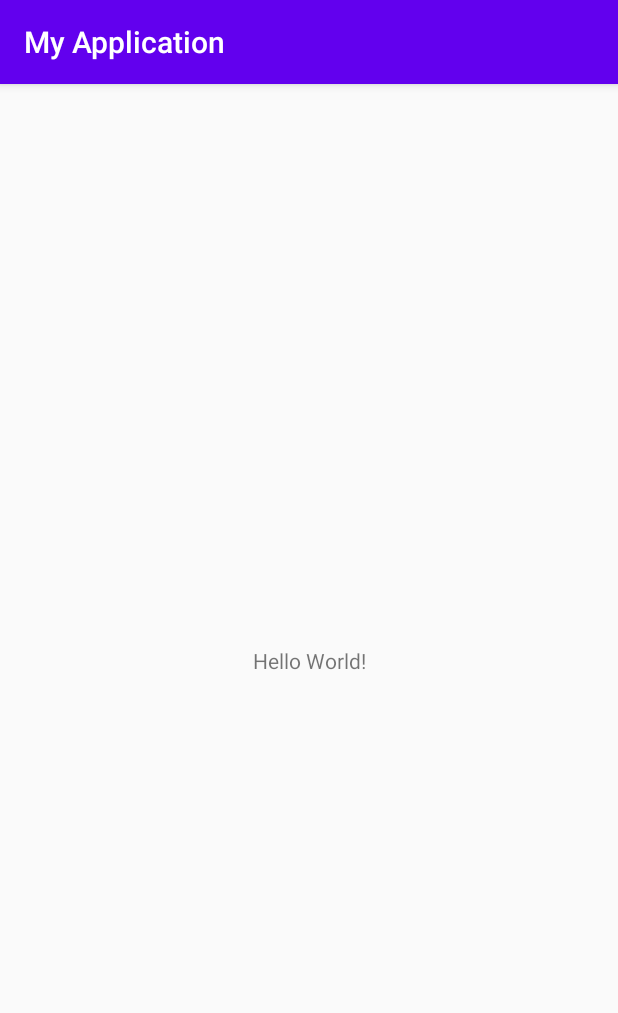
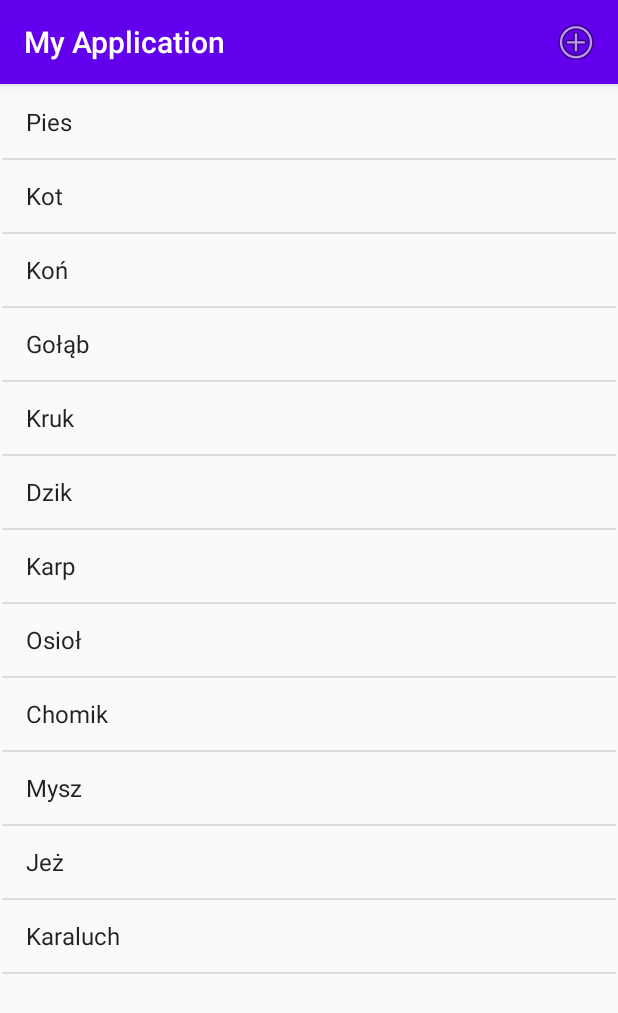
Before and after one commit to 94PID/TechnologieMobilne, an Android app: the screen it shows after launch (MainActivity), on a phone screen of 412 x 824 dp. Shown: the top 1013 px of the screen. Run offline under Robolectric (Android 15) with nearby library versions, the phone set to English and light mode, and no system bars.

Commit message:
Added all lab4 code on new project

```diff
--- a/app/src/main/AndroidManifest.xml
+++ b/app/src/main/AndroidManifest.xml
@@ -9,6 +9,7 @@
         android:roundIcon="@mipmap/ic_launcher_round"
         android:supportsRtl="true"
         android:theme="@style/AppTheme">
+        <activity android:name=".myapplication.NewEntry"></activity>
         <activity
             android:name=".myapplication.MainActivity"
             android:label="@string/app_name">
--- a/app/src/main/java/pl/rapid/myapplication/MainActivity.java
+++ b/app/src/main/java/pl/rapid/myapplication/MainActivity.java
@@ -1,17 +1,67 @@
 package pl.rapid.myapplication;
 
+import android.content.Intent;
 import android.os.Bundle;
+import android.view.Menu;
+import android.view.MenuInflater;
+import android.view.MenuItem;
+import android.widget.ArrayAdapter;
+import android.widget.ListView;
 
+import androidx.annotation.Nullable;
 import androidx.appcompat.app.AppCompatActivity;
+
+import java.util.ArrayList;
+import java.util.Arrays;
 
 import pl.rapid.R;
 
 public class MainActivity extends AppCompatActivity {
 
+    private ArrayList<String> target;
+    private ArrayAdapter adapter;
+
     @Override
     protected void onCreate(Bundle savedInstanceState) {
         super.onCreate(savedInstanceState);
         setContentView(R.layout.activity_main);
+
+        target = new ArrayList<>();
+        String[] values = new String[]{
+                "Pies", "Kot", "Koń", "Gołąb", "Kruk", "Dzik", "Karp", "Osioł", "Chomik", "Mysz",
+                "Jeż", "Karaluch"
+        };
+
+        target.addAll(Arrays.asList(values));
+        adapter = new ArrayAdapter(this, android.R.layout.simple_list_item_1, this.target);
+
+        ListView listView = (ListView) findViewById(R.id.list_view);
+        listView.setAdapter(this.adapter);
+
+    }
+
+    @Override
+    public boolean onCreateOptionsMenu(Menu menu)
+    {
+        MenuInflater inflater = getMenuInflater();
+        inflater.inflate(R.menu.main_menu, menu);
+        return true;
+    }
+
+    @Override
+    protected void onActivityResult(int requestCode, int resultCode, @Nullable Intent data) {
+        super.onActivityResult(requestCode, resultCode, data);
+        if (requestCode == 1 && resultCode == RESULT_OK) {
+            Bundle extras = data.getExtras();
+            String newEntry = (String) extras.get("entry");
+            target.add(newEntry);
+            adapter.notifyDataSetChanged();
+        }
+    }
+
+    public void onNewEntry(MenuItem mi) {
+        Intent intention = new Intent(this, NewEntry.class);
+        startActivityForResult(intention, 1);
     }
 
 }
--- a/app/src/main/res/layout/activity_main.xml
+++ b/app/src/main/res/layout/activity_main.xml
@@ -6,13 +6,14 @@
     android:layout_height="match_parent"
     tools:context=".MainActivity">
 
-    <TextView
-        android:layout_width="wrap_content"
-        android:layout_height="wrap_content"
-        android:text="Hello World!"
-        app:layout_constraintBottom_toBottomOf="parent"
-        app:layout_constraintLeft_toLeftOf="parent"
-        app:layout_constraintRight_toRightOf="parent"
+    <ListView
+        android:id="@+id/list_view"
+        android:layout_width="409dp"
+        android:layout_height="729dp"
+        android:layout_marginStart="1dp"
+        android:layout_marginTop="1dp"
+        android:layout_marginEnd="1dp"
+        app:layout_constraintEnd_toEndOf="parent"
+        app:layout_constraintStart_toStartOf="parent"
         app:layout_constraintTop_toTopOf="parent" />
-
 </androidx.constraintlayout.widget.ConstraintLayout>
--- /dev/null
+++ b/app/src/main/res/menu/main_menu.xml
@@ -0,0 +1,13 @@
+<?xml version="1.0" encoding="utf-8"?>
+<menu xmlns:android="http://schemas.android.com/apk/res/android"
+    xmlns:app="http://schemas.android.com/apk/res-auto">
+
+    <item
+        android:id="@+id/create_entry"
+        android:title="New Entry"
+        android:onClick="onNewEntry"
+        android:icon="@android:drawable/ic_menu_add"
+        app:showAsAction="always"
+        />
+
+</menu>
```
Also changed, not shown: app/src/main/java/pl/rapid/myapplication/NewEntry.java (added, +27 -0 lines), app/src/main/res/layout/activity_new_entry.xml (added, +51 -0 lines).
